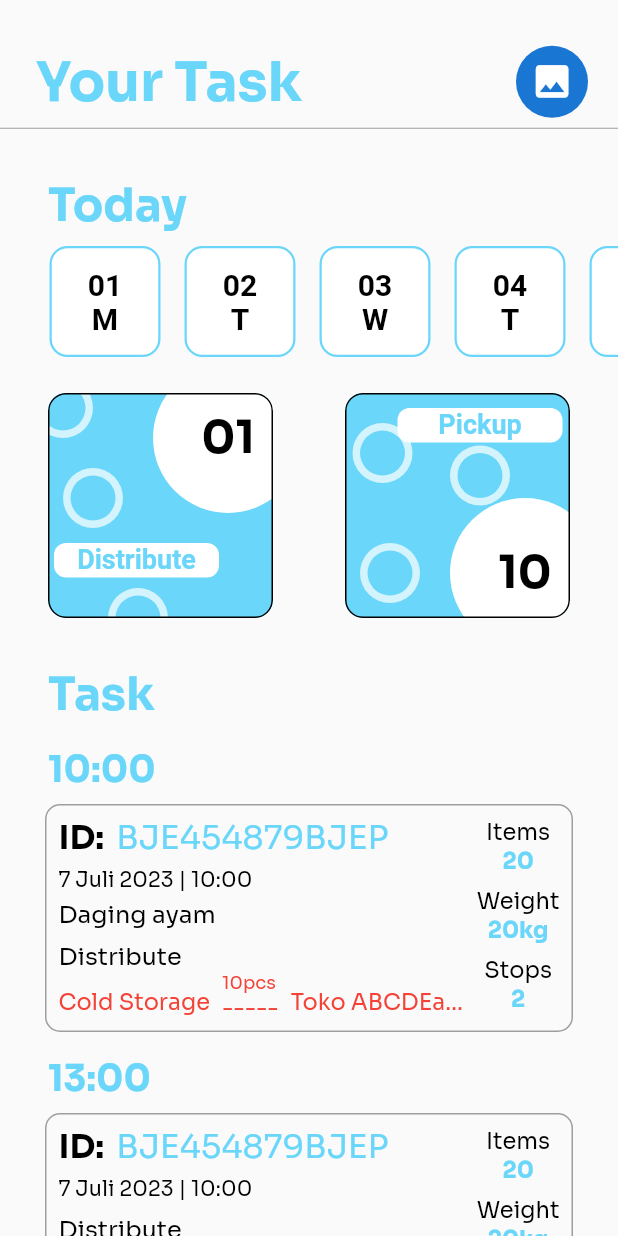
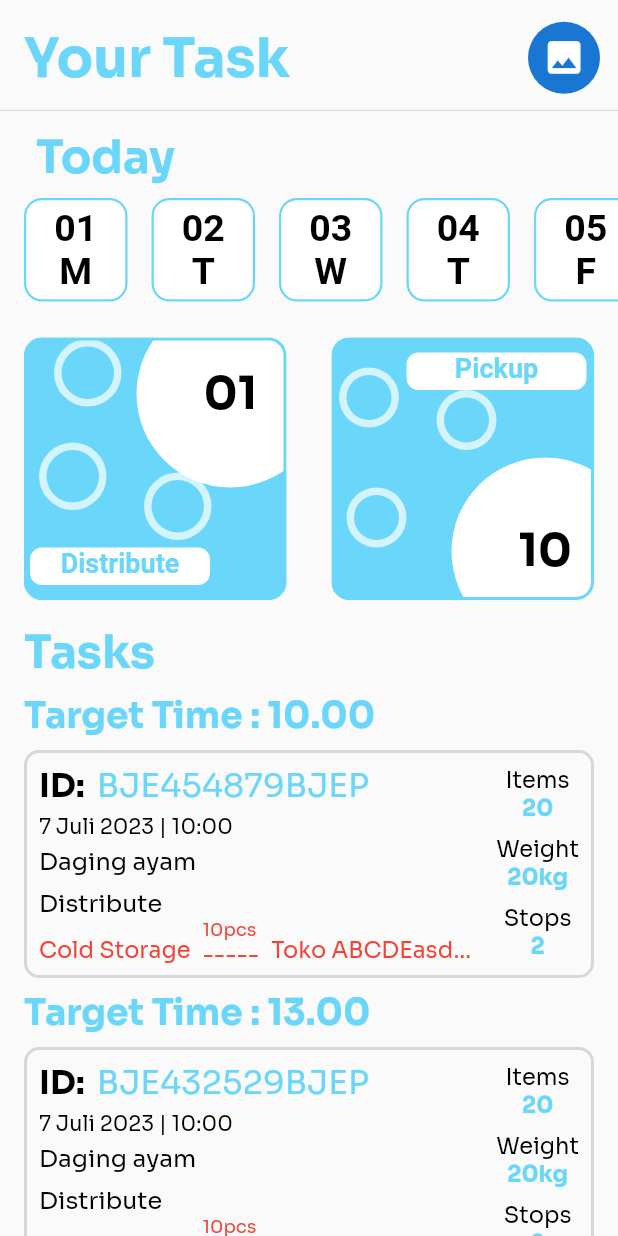
Before and after one commit to OrangJenius/coldstorage, a Flutter app: the homeScreen screen opened directly, on a phone screen of 412 x 824 dp. Run offline on Flutter 3.47's test engine with Material 2 defaults, Android fonts, the phone set to English and light mode, and no system bars; our stand-ins replace geolocator, google_maps_flutter, image_picker, permission_handler; missing offline and left inert: mailer, slide_action.

Commit message:
update home padding

```diff
--- a/driver_cold_storage/lib/screens/home.dart
+++ b/driver_cold_storage/lib/screens/home.dart
@@ -27,8 +27,8 @@ class _homeScreenState extends State<homeScreen> {
                     Expanded(
                       child: Padding(
                         padding: EdgeInsets.only(
-                          left: 24.0,
-                          top: 32,
+                          left: 16.0,
+                          top: 16,
                         ),
                         child: Text(
                           "Your Task",
@@ -41,7 +41,7 @@ class _homeScreenState extends State<homeScreen> {
                       ),
                     ),
                     Padding(
-                        padding: const EdgeInsets.only(top: 32, right: 24),
+                        padding: const EdgeInsets.only(top: 16, right: 16),
                         child: Transform.scale(
                           scale: 1.2, // Ubah faktor skala sesuai keinginan Anda
                           child: CircleAvatar(
@@ -60,16 +60,17 @@ class _homeScreenState extends State<homeScreen> {
                   ],
                 ),
                 Padding(
-                  padding: const EdgeInsets.only(top: 8.0),
+                  padding: const EdgeInsets.only(top: 12.0),
                   child: Divider(
                     height: 1, // Atur tinggi garis sesuai kebutuhan
-                    color: Colors.grey, // Atur warna garis sesuai kebutuhan
+                    color:
+                        Colors.grey[350], // Atur warna garis sesuai kebutuhan
                   ),
                 ),
                 Padding(
                   padding: EdgeInsets.only(
-                    left: 32,
-                    top: 32,
+                    left: 24,
+                    top: 12,
                   ),
                   child: Text(
                     "Today",
@@ -84,12 +85,12 @@ class _homeScreenState extends State<homeScreen> {
                   children: [
                     Expanded(
                       child: Padding(
-                        padding: const EdgeInsets.only(left: 25),
+                        padding: const EdgeInsets.only(left: 8),
                         child: Container(
-                          height: 90,
+                          height: 85,
                           child: ListView.builder(
                             scrollDirection: Axis.horizontal,
-                            itemExtent: 90,
+                            itemExtent: 85,
                             itemCount: hari.length,
                             itemBuilder: (context, index) {
                               // Cek apakah item ini adalah yang dipilih
@@ -103,7 +104,7 @@ class _homeScreenState extends State<homeScreen> {
                                   });
                                 },
                                 child: Container(
-                                  margin: EdgeInsets.all(8.0),
+                                  margin: EdgeInsets.all(8),
                                   decoration: BoxDecoration(
                                     border: Border.all(
                                         width: 1.5, color: Color(0xFF6AD6F9)),
@@ -120,7 +121,7 @@ class _homeScreenState extends State<homeScreen> {
                                       Text(
                                         angka[index],
                                         style: TextStyle(
-                                          fontSize: 20,
+                                          fontSize: 25,
                                           fontWeight: FontWeight.bold,
                                           color: isSelected
                                               ? Colors.white
@@ -131,7 +132,7 @@ class _homeScreenState extends State<homeScreen> {
                                       Text(
                                         hari[index],
                                         style: TextStyle(
-                                          fontSize: 20,
+                                          fontSize: 25,
                                           fontWeight: FontWeight.bold,
                                           color: isSelected
                                               ? Colors.white
@@ -152,8 +153,7 @@ class _homeScreenState extends State<homeScreen> {
                 Row(
                   children: [
                     Padding(
-                      padding:
-                          const EdgeInsets.only(left: 32, right: 32, top: 16),
+                      padding: const EdgeInsets.only(left: 16, top: 16),
                       child: ClipRRect(
                         borderRadius: BorderRadius.circular(12),
                         child: Stack(
@@ -162,26 +162,26 @@ class _homeScreenState extends State<homeScreen> {
                               decoration: BoxDecoration(
                                 color: Color(0xFF6AD6F9),
                               ),
-                              width: 150,
-                              height: 150,
+                              width: 175,
+                              height: 175,
                             ),
 
                             Positioned(
-                              left: -10, // Posisi dari kiri
-                              top: -10, // Posisi dari atas
+                              left: 20, // Posisi dari kiri
+                              top: 1, // Posisi dari atas
                               child: Stack(
                                 alignment: Alignment.center,
                                 children: [
                                   Container(
-                                    width: 40,
-                                    height: 40,
+                                    width: 45,
+                                    height: 45,
                                     decoration: BoxDecoration(
                                         shape: BoxShape.circle,
                                         color: Colors.white70),
                                   ),
                                   Container(
-                                    width: 30,
-                                    height: 30,
+                                    width: 35,
+                                    height: 35,
                                     decoration: BoxDecoration(
                                       shape: BoxShape.circle,
                                       color: Color(0xFF6AD6F9),
@@ -192,20 +192,20 @@ class _homeScreenState extends State<homeScreen> {
                             ),
                             Positioned(
                               left: 10, // Posisi dari kiri
-                              top: 50, // Posisi dari atas
+                              top: 70, // Posisi dari atas
                               child: Stack(
                                 alignment: Alignment.center,
                                 children: [
                                   Container(
-                                    width: 40,
-                                    height: 40,
+                                    width: 45,
+                                    height: 45,
                                     decoration: BoxDecoration(
                                         shape: BoxShape.circle,
                                         color: Colors.white70),
                                   ),
                                   Container(
-                                    width: 30,
-                                    height: 30,
+                                    width: 35,
+                                    height: 35,
                                     decoration: BoxDecoration(
                                       shape: BoxShape.circle,
                                       color: Color(0xFF6AD6F9),
@@ -215,21 +215,21 @@ class _homeScreenState extends State<homeScreen> {
                               ),
                             ),
                             Positioned(
-                              left: 40, // Posisi dari kiri
-                              top: 130, // Posisi dari atas
+                              left: 80, // Posisi dari kiri
+                              top: 90, // Posisi dari atas
                               child: Stack(
                                 alignment: Alignment.center,
                                 children: [
                                   Container(
-                                    width: 40,
-                                    height: 40,
+                                    width: 45,
+                                    height: 45,
                                     decoration: BoxDecoration(
                                         shape: BoxShape.circle,
                                         color: Colors.white70),
                                   ),
                                   Container(
-                                    width: 30,
-                                    height: 30,
+                                    width: 35,
+                                    height: 35,
                                     decoration: BoxDecoration(
                                       shape: BoxShape.circle,
                                       color: Color(0xFF6AD6F9),
@@ -240,13 +240,13 @@ class _homeScreenState extends State<homeScreen> {
                             ),
                             Positioned(
                               left: 4, // Posisi dari kiri
-                              top: 100, // Posisi dari atas
+                              top: 140, // Posisi dari atas
                               child: Stack(
                                 alignment: Alignment.center,
                                 children: [
                                   Container(
-                                    width: 110,
-                                    height: 23,
+                                    width: 120,
+                                    height: 25,
                                     decoration: BoxDecoration(
                                         shape: BoxShape.rectangle,
                                         color: Colors.white,
@@ -265,14 +265,14 @@ class _homeScreenState extends State<homeScreen> {
                             ),
 
                             Positioned(
-                              left: 70, // Posisi dari kiri
-                              top: -20, // Posisi dari atas
+                              left: 75, // Posisi dari kiri
+                              top: -25, // Posisi dari atas
                               child: Stack(
                                 alignment: Alignment.center,
                                 children: [
                                   Container(
-                                    width: 100,
-                                    height: 100,
+                                    width: 125,
+                                    height: 125,
                                     decoration: BoxDecoration(
                                       shape: BoxShape.circle,
                                       color: Colors.white,
@@ -294,12 +294,12 @@ class _homeScreenState extends State<homeScreen> {
                               ),
                             ),
                             Container(
-                              width: 150,
-                              height: 150,
+                              width: 175,
+                              height: 175,
                               decoration: BoxDecoration(
                                 border: Border.all(
-                                  color: Colors.black,
-                                  width: 1.0,
+                                  color: Color(0xFF6AD6F9),
+                                  width: 2.0,
                                 ),
                                 borderRadius: BorderRadius.circular(12),
                               ),
@@ -310,10 +310,9 @@ class _homeScreenState extends State<homeScreen> {
                         ),
                       ),
                     ),
-                    Expanded(
-                      child: Padding(
-                        padding:
-                            const EdgeInsets.only(left: 16, right: 32, top: 16),
+                    Expanded(child: Container()),
+                    Padding(
+                      padding: const EdgeInsets.only(right: 16, top: 16),
                       child: ClipRRect(
                         borderRadius: BorderRadius.circular(12),
                         child: Stack(
@@ -322,8 +321,8 @@ class _homeScreenState extends State<homeScreen> {
                               decoration: BoxDecoration(
                                 color: Color(0xFF6AD6F9),
                               ),
-                                width: 150,
-                                height: 150,
+                              width: 175,
+                              height: 175,
                             ),
                             Positioned(
                               left: 5, // Posisi dari kiri
@@ -398,19 +397,18 @@ class _homeScreenState extends State<homeScreen> {
                               ),
                             ),
                             Positioned(
-                                left: 35, // Posisi dari kiri
+                              left: 50, // Posisi dari kiri
                               top: 10, // Posisi dari atas
                               child: Stack(
                                 alignment: Alignment.center,
                                 children: [
                                   Container(
-                                      width: 110,
-                                      height: 23,
+                                    width: 120,
+                                    height: 25,
                                     decoration: BoxDecoration(
                                         shape: BoxShape.rectangle,
                                         color: Colors.white,
-                                          borderRadius:
-                                              BorderRadius.circular(8)),
+                                        borderRadius: BorderRadius.circular(8)),
                                     child: Text(
                                       "Pickup",
                                       textAlign: TextAlign.center,
@@ -425,14 +423,14 @@ class _homeScreenState extends State<homeScreen> {
                             ),
 
                             Positioned(
-                                left: 70, // Posisi dari kiri
-                                top: 70, // Posisi dari atas
+                              left: 80, // Posisi dari kiri
+                              top: 80, // Posisi dari atas
                               child: Stack(
                                 alignment: Alignment.center,
                                 children: [
                                   Container(
-                                      width: 100,
-                                      height: 100,
+                                    width: 125,
+                                    height: 125,
                                     decoration: BoxDecoration(
                                       shape: BoxShape.circle,
                                       color: Colors.white,
@@ -454,12 +452,12 @@ class _homeScreenState extends State<homeScreen> {
                               ),
                             ),
                             Container(
-                                width: 150,
-                                height: 150,
+                              width: 175,
+                              height: 175,
                               decoration: BoxDecoration(
                                 border: Border.all(
-                                    color: Colors.black,
-                                    width: 1.0,
+                                  color: Color(0xFF6AD6F9),
+                                  width: 2.0,
                                 ),
                                 borderRadius: BorderRadius.circular(12),
                               ),
@@ -470,16 +468,15 @@ class _homeScreenState extends State<homeScreen> {
                         ),
                       ),
                     ),
-                    ),
                   ],
                 ),
                 Padding(
                   padding: EdgeInsets.only(
-                    left: 32,
-                    top: 32,
+                    left: 16,
+                    top: 16,
                   ),
                   child: Text(
-                    "Task",
+                    "Tasks",
                     style: TextStyle(
                         color: Color(0xFF6AD6F9),
                         fontSize: 30,
@@ -489,25 +486,39 @@ class _homeScreenState extends State<homeScreen> {
                 ),
                 Padding(
                   padding: EdgeInsets.only(
-                    left: 32,
-                    top: 16,
+                    left: 16,
+                    top: 8,
                   ),
-                  child: Text(
-                    "10:00",
+                  child: Row(
+                    children: [
+                      Text(
+                        "Target Time :",
                         style: TextStyle(
                             color: Color(0xFF6AD6F9),
                             fontSize: 24,
                             fontWeight: FontWeight.w700,
                             fontFamily: "Sora"),
                       ),
+                      Text(
+                        " 10.00",
+                        style: TextStyle(
+                            color: Color(0xFF6AD6F9),
+                            fontSize: 24,
+                            fontWeight: FontWeight.w700,
+                            fontFamily: "Sora"),
+                      ),
+                    ],
+                  ),
                 ),
                 Padding(
-                  padding: const EdgeInsets.only(left: 30, right: 30, top: 8),
+                  padding: const EdgeInsets.only(left: 16, right: 16, top: 8),
                   child: Container(
-                    width: 360,
+                    width: 390,
                     height: 152,
                     decoration: BoxDecoration(
-                        border: Border.all(width: 1, color: Colors.grey),
+                        border: Border.all(
+                            width: 2,
+                            color: Color.fromARGB(255, 215, 215, 215)),
                         borderRadius: BorderRadius.circular(10)),
                     child: Row(
                       children: [
@@ -665,25 +676,39 @@ class _homeScreenState extends State<homeScreen> {
                 ),
                 Padding(
                   padding: EdgeInsets.only(
-                    left: 32,
-                    top: 16,
+                    left: 16,
+                    top: 8,
                   ),
-                  child: Text(
-                    "13:00",
+                  child: Row(
+                    children: [
+                      Text(
+                        "Target Time :",
                         style: TextStyle(
                             color: Color(0xFF6AD6F9),
                             fontSize: 24,
                             fontWeight: FontWeight.w700,
                             fontFamily: "Sora"),
                       ),
+                      Text(
+                        " 13.00",
+                        style: TextStyle(
+                            color: Color(0xFF6AD6F9),
+                            fontSize: 24,
+                            fontWeight: FontWeight.w700,
+                            fontFamily: "Sora"),
+                      ),
+                    ],
+                  ),
                 ),
                 Padding(
-                  padding: const EdgeInsets.only(left: 30, right: 30, top: 8),
+                  padding: const EdgeInsets.only(left: 16, right: 16, top: 8),
                   child: Container(
-                    width: 360,
+                    width: 390,
                     height: 152,
                     decoration: BoxDecoration(
-                        border: Border.all(width: 1, color: Colors.grey),
+                        border: Border.all(
+                            width: 2,
+                            color: Color.fromARGB(255, 215, 215, 215)),
                         borderRadius: BorderRadius.circular(10)),
                     child: Row(
                       children: [
@@ -715,7 +740,7 @@ class _homeScreenState extends State<homeScreen> {
                                       left: 8,
                                     ),
                                     child: Text(
-                                      "BJE454879BJEP",
+                                      "BJE432529BJEP",
                                       style: TextStyle(
                                         color: Color(0xFF6AD6F9),
                                         fontSize: 22,
@@ -737,6 +762,17 @@ class _homeScreenState extends State<homeScreen> {
                                 ),
                               ),
                               Padding(
+                                padding: const EdgeInsets.only(left: 8, top: 4),
+                                child: Text(
+                                  "Daging ayam",
+                                  style: TextStyle(
+                                    color: Colors.black,
+                                    fontSize: 16,
+                                    fontFamily: "Sora",
+                                  ),
+                                ),
+                              ),
+                              Padding(
                                 padding: const EdgeInsets.only(left: 8, top: 8),
                                 child: Text(
                                   "Distribute",
@@ -747,18 +783,65 @@ class _homeScreenState extends State<homeScreen> {
                                   ),
                                 ),
                               ),
+                              Row(
+                                children: [
                                   Padding(
-                                padding: const EdgeInsets.only(left: 8, top: 8),
+                                    padding:
+                                        const EdgeInsets.only(left: 8, top: 8),
                                     child: Text(
-                                  "Cold Storage --- Toko ABCD --- Toko EFGH --- Toko IJKLM --- Toko AFJSAJF",
+                                      "Cold Storage",
                                       style: TextStyle(
                                         color: Colors.red,
-                                    fontSize: 16,
+                                        fontSize: 15,
                                         fontFamily: "Sora",
                                       ),
+                                    ),
+                                  ),
+                                  SizedBox(
+                                      width:
+                                          8), // Add a SizedBox for spacing between the two Text widgets
+                                  Column(
+                                    mainAxisAlignment: MainAxisAlignment
+                                        .start, // Align content to start
+                                    crossAxisAlignment: CrossAxisAlignment
+                                        .start, // Align content to start
+                                    children: [
+                                      Text(
+                                        "10pcs",
+                                        style: TextStyle(
+                                          color: Colors.red,
+                                          fontSize: 12,
+                                          fontFamily: "Sora",
+                                        ),
+                                      ),
+                                      Text(
+                                        "-----",
+                                        style: TextStyle(
+                                          color: Colors.red,
+                                          fontSize: 15,
+                                          fontFamily: "Sora",
+                                        ),
+                                      ),
+                                    ],
+                                  ),
+                                  Expanded(
+                                    child: Padding(
+                                      padding: const EdgeInsets.only(
+                                          left: 8, top: 8),
+                                      child: Text(
+                                        "Toko ABCDEasdadadas",
+                                        style: TextStyle(
+                                          color: Colors.red,
+                                          fontSize: 15,
+                                          fontFamily: "Sora",
+                                        ),
+                                        maxLines: 1, // Set maximum lines to 2
                                         overflow: TextOverflow.ellipsis,
-                                  maxLines: 2,
                                       ),
+                                    ),
+                                  ),
+                                  SizedBox(width: 8),
+                                ],
                               ),
                             ],
                           ),
```
Lines whose indentation alone changed are shown as unchanged.
